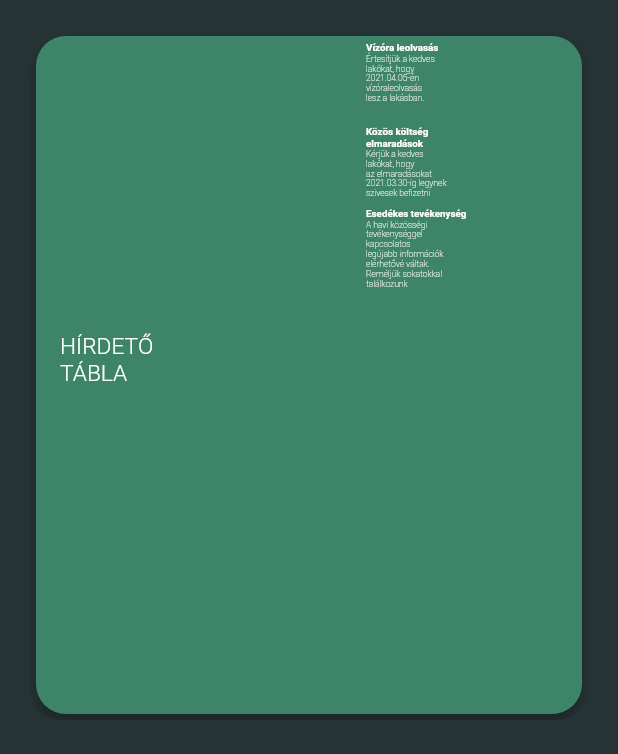
After one commit to FutureCity-greenpeas/dugnad, a Flutter app: the NarrowLayout screen opened directly, on a phone screen of 412 x 824 dp. The commit adds this screen. Shown: the top 754 px of the screen. Run offline on Flutter 3.47's test engine with Material 2 defaults, Android fonts, the phone set to English and light mode, and no system bars; our stand-ins replace hexcolor.

Commit message:
fuck this shit

```diff
--- a/dugnad/lib/Home.dart
+++ b/dugnad/lib/Home.dart
@@ -32,14 +32,12 @@ class HomeScreen extends StatelessWidget {
                             splashColor: Colors.teal.withAlpha(30),
                             onTap: () => {print("asdasd")},
                             child: ListTile(
-                              leading: Padding(
-                                padding: EdgeInsets.fromLTRB(0, 0, 0, 13),
-                                child: Column(
+                              leading: Column(
                                 crossAxisAlignment: CrossAxisAlignment.start,
                                 mainAxisAlignment: MainAxisAlignment.end,
                                 children: [
                                   Text(
-                                      "HÍRDETŐ\nTÁBLA",
+                                    "HÍRDETŐTÁBLA",
                                     style: TextStyle(
                                       fontWeight: FontWeight.w300,
                                       fontSize: 16,
@@ -51,19 +49,13 @@ class HomeScreen extends StatelessWidget {
                           ),
                         ),
                       ),
-                      ),
                       Expanded(
                         flex: 6,
                         child: Column(
                           mainAxisAlignment: MainAxisAlignment.spaceEvenly,
                           children: [
                             SizedBox(height: 5),
-                            Row(
-                              mainAxisAlignment: MainAxisAlignment.center,
-                              children: [
-                                ClipRRect(
-                                  borderRadius: BorderRadius.circular(10),
-                                  child: ColoredBox(
+                            ColoredBox(
                               color: Colors.transparent,
                               child: Column(
                                 children: [
@@ -77,8 +69,7 @@ class HomeScreen extends StatelessWidget {
                                           children: [
                                             Column(
                                               crossAxisAlignment:
-                                                        CrossAxisAlignment
-                                                            .start,
+                                                  CrossAxisAlignment.start,
                                               children: [
                                                 Text(
                                                   "Vízóra leolvasás",
@@ -91,8 +82,7 @@ class HomeScreen extends StatelessWidget {
                                                   "Értesítjük a kedves\nlakókat, hogy\n2021.04.05-én\nvízóraleolvasás\nlesz a lakásban.",
                                                   style: TextStyle(
                                                       fontWeight:
-                                                                FontWeight
-                                                                    .w100),
+                                                          FontWeight.w100),
                                                 ),
                                               ],
                                             ),
@@ -104,16 +94,11 @@ class HomeScreen extends StatelessWidget {
                                 ],
                               ),
                             ),
-                                ),
-                              ],
-                            ),
                             SizedBox(height: 5),
                             Row(
                               mainAxisAlignment: MainAxisAlignment.center,
                               children: [
-                                ClipRRect(
-                                  borderRadius: BorderRadius.circular(10),
-                                  child: ColoredBox(
+                                ColoredBox(
                                   color: Colors.transparent,
                                   child: Column(
                                     children: [
@@ -123,12 +108,9 @@ class HomeScreen extends StatelessWidget {
                                         height: 130,
                                         child: Row(
                                           children: [
-                                              Row(
-                                                children: [
                                             Column(
                                               crossAxisAlignment:
-                                                        CrossAxisAlignment
-                                                            .start,
+                                                  CrossAxisAlignment.start,
                                               children: [
                                                 Text(
                                                   "Közös költség\nelmaradások",
@@ -138,13 +120,12 @@ class HomeScreen extends StatelessWidget {
                                                       fontSize: 16),
                                                 ),
                                                 Text(
-                                                        "Kérjük a kedves\nlakókat, hogy\naz elmaradásokat\n2021.03.30-ig legynek\nszivesek befizetni",
+                                                  "Kérjük a kedves lakókat, \nhogy az elmaradásokat \n2021.03.30-ig legynek\nszivesek befizetni",
                                                   style: TextStyle(
                                                       fontWeight:
-                                                                FontWeight
-                                                                    .w100),
-                                                      ),
-                                                    ],
+                                                          FontWeight.w100),
+                                                  overflow:
+                                                      TextOverflow.ellipsis,
                                                 ),
                                               ],
                                             ),
@@ -154,47 +135,33 @@ class HomeScreen extends StatelessWidget {
                                     ],
                                   ),
                                 ),
-                                ),
                               ],
                             ),
                             SizedBox(height: 5),
                             Row(
                               mainAxisAlignment: MainAxisAlignment.center,
                               children: [
-                                ClipRRect(
-                                  borderRadius: BorderRadius.circular(10),
-                                  child: ColoredBox(
-                                    color: Colors.transparent,
-                                    child: Column(
+                                Column(
                                   children: [
                                     Container(
                                       padding: EdgeInsets.all(5),
-                                          width: 180,
-                                          height: 130,
                                       child: Row(
-                                            children: [
-                                              Row(
                                         children: [
                                           Column(
                                             crossAxisAlignment:
-                                                        CrossAxisAlignment
-                                                            .start,
+                                                CrossAxisAlignment.start,
                                             children: [
                                               Text(
                                                 "Esedékes tevékenység",
                                                 style: TextStyle(
-                                                            fontWeight:
-                                                                FontWeight.w600,
+                                                    fontWeight: FontWeight.w600,
                                                     fontSize: 16),
                                               ),
                                               Text(
                                                 "A havi közösségi\ntevékenységgel \nkapcsolatos\nlegújabb információk\nelérhetővé váltak.\nReméljük sokatokkal\ntalálkozunk",
                                                 style: TextStyle(
                                                     fontWeight:
-                                                                FontWeight
-                                                                    .w100),
-                                                      ),
-                                                    ],
+                                                        FontWeight.w100),
                                               ),
                                             ],
                                           ),
@@ -202,8 +169,6 @@ class HomeScreen extends StatelessWidget {
                                       ),
                                     ),
                                   ],
-                                    ),
-                                  ),
                                 ),
                               ],
                             ),
--- /dev/null
+++ b/dugnad/lib/HomeV2.dart
@@ -0,0 +1,278 @@
+import 'package:flutter/material.dart';
+import 'package:hexcolor/hexcolor.dart';
+
+class HomeV2 extends StatefulWidget {
+  @override
+  _HomeV2State createState() => _HomeV2State();
+}
+
+class _HomeV2State extends State<HomeV2> {
+  @override
+  Widget build(BuildContext context) {
+    return Scaffold(
+      appBar: AppBar(
+        title: Text("Home V2 Demo"),
+      ),
+      body: LayoutBuilder(
+        builder: (context, constraints) {
+          if (constraints.maxWidth > 600) {
+            return WideLayout();
+          } else {
+            return NarrowLayout();
+          }
+        },
+      ),
+    );
+  }
+}
+
+class WideLayout extends StatelessWidget {
+  @override
+  Widget build(BuildContext context) {
+    return Container();
+  }
+}
+
+class NarrowLayout extends StatelessWidget {
+  @override
+  Widget build(BuildContext context) {
+    return Scaffold(
+      body: SingleChildScrollView(
+        child: Column(
+          children: <Widget>[
+            Container(
+              padding: EdgeInsets.all(20),
+              width: 500,
+              height: 500,
+              child: ClipRRect(
+                borderRadius: BorderRadius.circular(20),
+                child: Card(
+                  color: HexColor("3E8469"),
+                  clipBehavior: Clip.antiAlias,
+                  shape: RoundedRectangleBorder(
+                    borderRadius: BorderRadius.all(Radius.circular(20)),
+                  ),
+                  elevation: 5,
+                  child: Row(
+                    crossAxisAlignment: CrossAxisAlignment.center,
+                    children: <Widget>[
+                      Expanded(
+                        flex: 4,
+                        child: Container(
+                          child: InkWell(
+                            splashColor: Colors.teal.withAlpha(30),
+                            onTap: () => {print("asdasd")},
+                            child: ListTile(
+                              leading: Padding(
+                                padding: EdgeInsets.fromLTRB(0, 0, 0, 20),
+                                child: FittedBox(
+                                  fit: BoxFit.fill,
+                                  child: Column(
+                                    crossAxisAlignment:
+                                        CrossAxisAlignment.start,
+                                    mainAxisAlignment: MainAxisAlignment.end,
+                                    children: [
+                                      Text(
+                                        "HÍRDETŐ\nTÁBLA",
+                                        style: TextStyle(
+                                          fontWeight: FontWeight.w300,
+                                          fontSize: 16,
+                                        ),
+                                      ),
+                                    ],
+                                  ),
+                                ),
+                              ),
+                            ),
+                          ),
+                        ),
+                      ),
+                      Expanded(
+                        flex: 6,
+                        child: FittedBox(
+                          fit: BoxFit.scaleDown,
+                          child: Column(
+                            mainAxisAlignment: MainAxisAlignment.spaceEvenly,
+                            children: [
+                              SizedBox(height: 5),
+                              Row(
+                                mainAxisAlignment: MainAxisAlignment.center,
+                                children: [
+                                  ClipRRect(
+                                    borderRadius: BorderRadius.circular(10),
+                                    child: ColoredBox(
+                                      color: Colors.transparent,
+                                      child: Column(
+                                        children: [
+                                          Container(
+                                            padding: EdgeInsets.all(5),
+                                            width: 180,
+                                            height: 130,
+                                            child: Row(
+                                              children: [
+                                                Row(
+                                                  children: [
+                                                    Column(
+                                                      crossAxisAlignment:
+                                                          CrossAxisAlignment
+                                                              .start,
+                                                      children: [
+                                                        Text(
+                                                          "Vízóra leolvasás",
+                                                          style: TextStyle(
+                                                              fontWeight:
+                                                                  FontWeight
+                                                                      .w600,
+                                                              fontSize: 16),
+                                                        ),
+                                                        Text(
+                                                          "Értesítjük a kedves\nlakókat, hogy\n2021.04.05-én\nvízóraleolvasás\nlesz a lakásban.",
+                                                          style: TextStyle(
+                                                              fontWeight:
+                                                                  FontWeight
+                                                                      .w100),
+                                                        ),
+                                                      ],
+                                                    ),
+                                                  ],
+                                                ),
+                                              ],
+                                            ),
+                                          ),
+                                        ],
+                                      ),
+                                    ),
+                                  ),
+                                ],
+                              ),
+                              SizedBox(height: 5),
+                              FittedBox(
+                                fit: BoxFit.fitHeight,
+                                child: Row(
+                                  mainAxisAlignment: MainAxisAlignment.center,
+                                  children: [
+                                    ClipRRect(
+                                      borderRadius: BorderRadius.circular(10),
+                                      child: ColoredBox(
+                                        color: Colors.transparent,
+                                        child: Column(
+                                          children: [
+                                            Container(
+                                              padding: EdgeInsets.all(5),
+                                              width: 180,
+                                              height: 130,
+                                              child: Row(
+                                                children: [
+                                                  Row(
+                                                    children: [
+                                                      FittedBox(
+                                                        fit: BoxFit.contain,
+                                                        child: Column(
+                                                          crossAxisAlignment:
+                                                              CrossAxisAlignment
+                                                                  .start,
+                                                          children: [
+                                                            FittedBox(
+                                                              fit: BoxFit
+                                                                  .contain,
+                                                              child: Text(
+                                                                "Közös költség\nelmaradások",
+                                                                style: TextStyle(
+                                                                    fontWeight:
+                                                                        FontWeight
+                                                                            .w600,
+                                                                    fontSize:
+                                                                        16),
+                                                              ),
+                                                            ),
+                                                            Text(
+                                                              "Kérjük a kedves\nlakókat, hogy\naz elmaradásokat\n2021.03.30-ig legynek\nszivesek befizetni",
+                                                              style: TextStyle(
+                                                                  fontWeight:
+                                                                      FontWeight
+                                                                          .w100),
+                                                            ),
+                                                          ],
+                                                        ),
+                                                      ),
+                                                    ],
+                                                  ),
+                                                ],
+                                              ),
+                                            ),
+                                          ],
+                                        ),
+                                      ),
+                                    ),
+                                  ],
+                                ),
+                              ),
+                              SizedBox(height: 5),
+                              Row(
+                                mainAxisAlignment: MainAxisAlignment.center,
+                                children: [
+                                  ClipRRect(
+                                    borderRadius: BorderRadius.circular(10),
+                                    child: ColoredBox(
+                                      color: Colors.transparent,
+                                      child: Column(
+                                        children: [
+                                          Container(
+                                            padding: EdgeInsets.all(5),
+                                            width: 180,
+                                            height: MediaQuery.of(context)
+                                                .size
+                                                .height,
+                                            child: Row(
+                                              children: [
+                                                Row(
+                                                  children: [
+                                                    Column(
+                                                      crossAxisAlignment:
+                                                          CrossAxisAlignment
+                                                              .start,
+                                                      children: [
+                                                        Text(
+                                                          "Esedékes tevékenység",
+                                                          style: TextStyle(
+                                                              fontWeight:
+                                                                  FontWeight
+                                                                      .w600,
+                                                              fontSize: 16),
+                                                        ),
+                                                        Text(
+                                                          "A havi közösségi\ntevékenységgel \nkapcsolatos\nlegújabb információk\nelérhetővé váltak.\nReméljük sokatokkal\ntalálkozunk",
+                                                          style: TextStyle(
+                                                              fontWeight:
+                                                                  FontWeight
+                                                                      .w100),
+                                                        ),
+                                                      ],
+                                                    ),
+                                                  ],
+                                                ),
+                                              ],
+                                            ),
+                                          ),
+                                        ],
+                                      ),
+                                    ),
+                                  ),
+                                ],
+                              ),
+                              SizedBox(height: 5),
+                            ],
+                          ),
+                        ),
+                      ),
+                    ],
+                  ),
+                ),
+              ),
+            ),
+          ],
+        ),
+      ),
+    );
+  }
+}
--- a/dugnad/lib/news/listCard.dart
+++ b/dugnad/lib/news/listCard.dart
@@ -14,7 +14,7 @@ Widget listcard(ListItem item) {
           size: 48.0,
         ),
         title: Text(item.title),
-        subtitle: Text(item.author),
+        subtitle: Container(child: Text(item.author)),
         trailing: Text(
           item.date,
           style: TextStyle(color: Colors.black),
```
Lines whose indentation alone changed are shown as unchanged.
